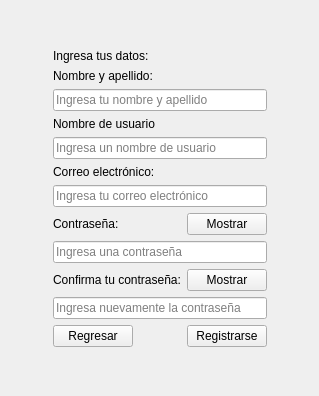
First picture: the form in src/vista/sources/registrarse.ui, repository sigladon/mi-vaca, before the edit.
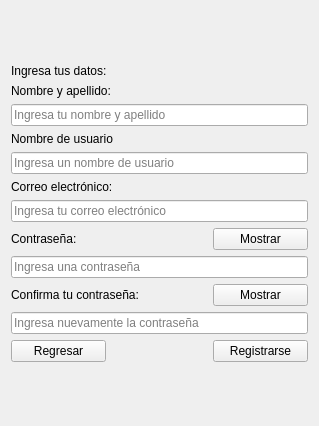
Second picture: the form after the edit.

Diff of the .ui file:
```diff
--- a/src/vista/sources/registrarse.ui
+++ b/src/vista/sources/registrarse.ui
@@ -7,7 +7,7 @@
     <x>0</x>
     <y>0</y>
     <width>319</width>
-    <height>396</height>
+    <height>426</height>
    </rect>
   </property>
   <property name="windowTitle">
@@ -17,8 +17,8 @@
    <string>Hola</string>
   </property>
   <layout class="QGridLayout" name="gridLayout_2">
-   <item row="0" column="1">
-    <spacer name="verticalSpacer_2">
+   <item row="2" column="0">
+    <spacer name="verticalSpacer_3">
      <property name="orientation">
       <enum>Qt::Orientation::Vertical</enum>
      </property>
@@ -31,19 +31,6 @@
     </spacer>
    </item>
    <item row="1" column="0">
-    <spacer name="horizontalSpacer_3">
-     <property name="orientation">
-      <enum>Qt::Orientation::Horizontal</enum>
-     </property>
-     <property name="sizeHint" stdset="0">
-      <size>
-       <width>25</width>
-       <height>20</height>
-      </size>
-     </property>
-    </spacer>
-   </item>
-   <item row="1" column="1">
     <layout class="QGridLayout" name="gridLayout">
      <item row="9" column="3">
       <widget class="QPushButton" name="btn_mostrar_repetir_contrasenia">
@@ -170,21 +157,8 @@
      </item>
     </layout>
    </item>
-   <item row="1" column="2">
-    <spacer name="horizontalSpacer_2">
-     <property name="orientation">
-      <enum>Qt::Orientation::Horizontal</enum>
-     </property>
-     <property name="sizeHint" stdset="0">
-      <size>
-       <width>24</width>
-       <height>20</height>
-      </size>
-     </property>
-    </spacer>
-   </item>
-   <item row="2" column="1">
-    <spacer name="verticalSpacer_3">
+   <item row="0" column="0">
+    <spacer name="verticalSpacer_2">
      <property name="orientation">
       <enum>Qt::Orientation::Vertical</enum>
      </property>
```
